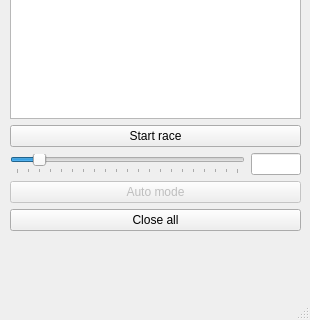
Before: the Qt Designer form gui/view.ui in skalermo/typeracer-bot, drawn with Qt 5; both pictures show x 0 to 310 and y 280 to 600 of the 310 by 600 pixel window.
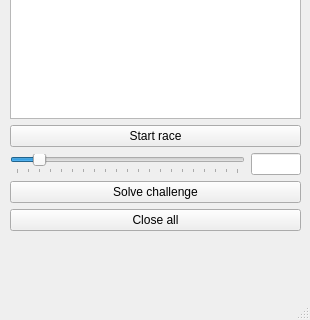
After: the same form once the commit is applied.

Commit message:
Solve challenge using AI (#3)
* Update dependencies

* Add button for solving challenges

* Add acquired challenge images

* Solve challenge using CRNN

* Update code to use challenge solver

* Add solver training setup

* Increase wait time for challenge loading

* Add training data generation setup

* Prepare writeup for challenge solving

* Small refactor

* Update README.md

```diff
--- a/gui/view.ui
+++ b/gui/view.ui
@@ -87,10 +87,10 @@
      <item>
       <widget class="QPushButton" name="autoModeBtn">
        <property name="enabled">
-        <bool>false</bool>
+        <bool>true</bool>
        </property>
        <property name="text">
-        <string>Auto mode</string>
+        <string>Solve challenge</string>
        </property>
       </widget>
      </item>
```
Left out of the diff: 2 changed lines with no effect on the pictures. The commit also changes 164 other files.
